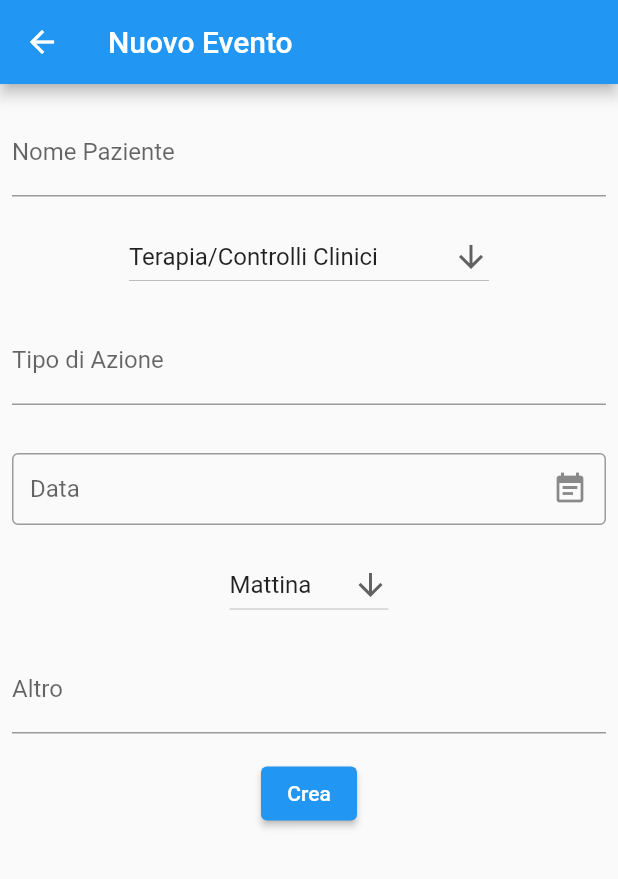
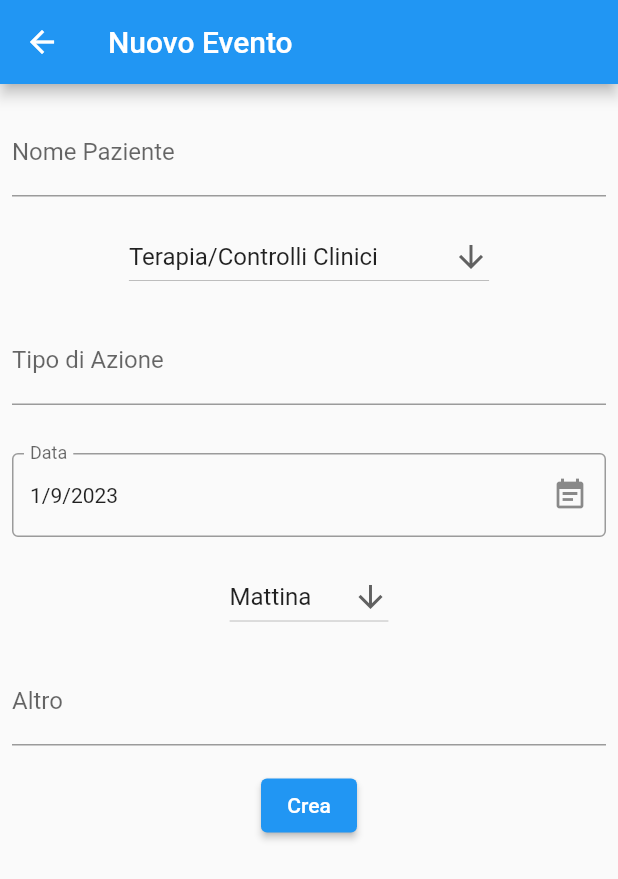
Before and after one commit to andreavona/nicalendar-flutter, a Flutter app: the TableEventsExample screen opened directly, after a tap on the "add" icon, on a phone screen of 412 x 824 dp. Shown: the top 879 px of the screen. Run offline on Flutter 3.47's test engine with Material 2 defaults, Android fonts, the phone set to English and light mode, and no system bars; our stand-ins replace table_calendar.

Commit message:
Fissata data iniziale

```diff
--- a/lib/pages/events_example.dart
+++ b/lib/pages/events_example.dart
@@ -119,7 +119,7 @@ class _TableEventsExampleState extends State<TableEventsExample> {
               _focusedDay = focusedDay;
             },
           ),
-          SelectionButton(), // pulsante aggiungi eventi
+          SelectionButton(initialDate: _focusedDay), // pulsante aggiungi eventi
           Expanded(
             child: ValueListenableBuilder<List<Event>>(
               valueListenable: _selectedEvents,
@@ -182,7 +182,8 @@ class _TableEventsExampleState extends State<TableEventsExample> {
 }
 
 class SelectionButton extends StatefulWidget {
-  const SelectionButton({super.key});
+  const SelectionButton({super.key, required this.initialDate});
+  final DateTime initialDate;
 
   @override
   State<SelectionButton> createState() => _SelectionButtonState();
@@ -207,7 +208,8 @@ class _SelectionButtonState extends State<SelectionButton> {
     // Navigator.pop on the Selection Screen.
     final result = await Navigator.push(
       context,
-      MaterialPageRoute(builder: (context) => const MyCustomForm()),
+      MaterialPageRoute(
+          builder: (context) => MyCustomForm(initialValue: widget.initialDate)),
     );
 
     // When a BuildContext is used from a StatefulWidget, the mounted property
--- a/lib/pages/new_event.dart
+++ b/lib/pages/new_event.dart
@@ -20,7 +20,8 @@ const List<String> terapie = <String>[
 String primaTerapia = 'Terapia/Controlli Clinici';
 
 class MyCustomForm extends StatefulWidget {
-  const MyCustomForm({super.key});
+  const MyCustomForm({super.key, required this.initialValue});
+  final DateTime initialValue;
 
   @override
   _MyCustomForm createState() {
@@ -108,6 +109,7 @@ class _MyCustomForm extends State<MyCustomForm> {
                             labelText: 'Data',
                           ),
                           mode: DateTimeFieldPickerMode.date,
+                          initialValue: widget.initialValue,
                           //autovalidateMode: AutovalidateMode.always,
                           validator: (DateTime? e) {
                             if (e == null) {
@@ -146,6 +148,7 @@ class _MyCustomForm extends State<MyCustomForm> {
                   onPressed: () {
                     if (_formKey.currentState!.validate() &&
                         _formKey2.currentState!.validate()) {
+                      selectedDate ??= widget.initialValue;
                       // If the form is valid, display a snackbar. In the real world,
                       // you'd often call a server or save the information in a database.
                       Event nuovoEvento = Event(
```
